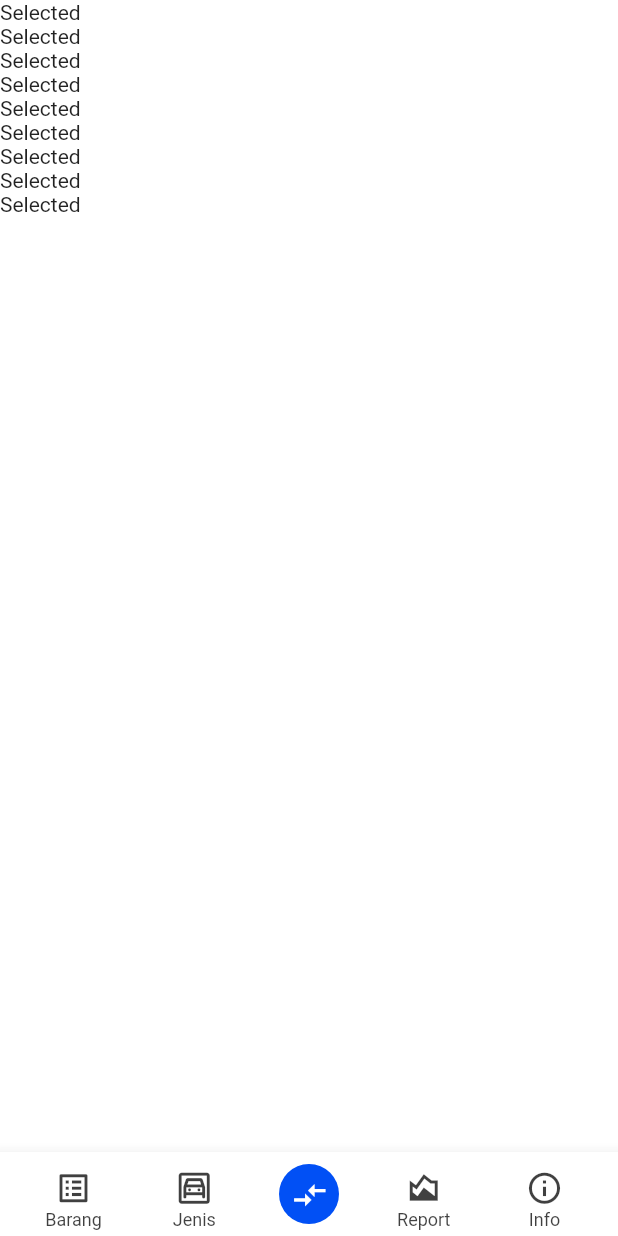
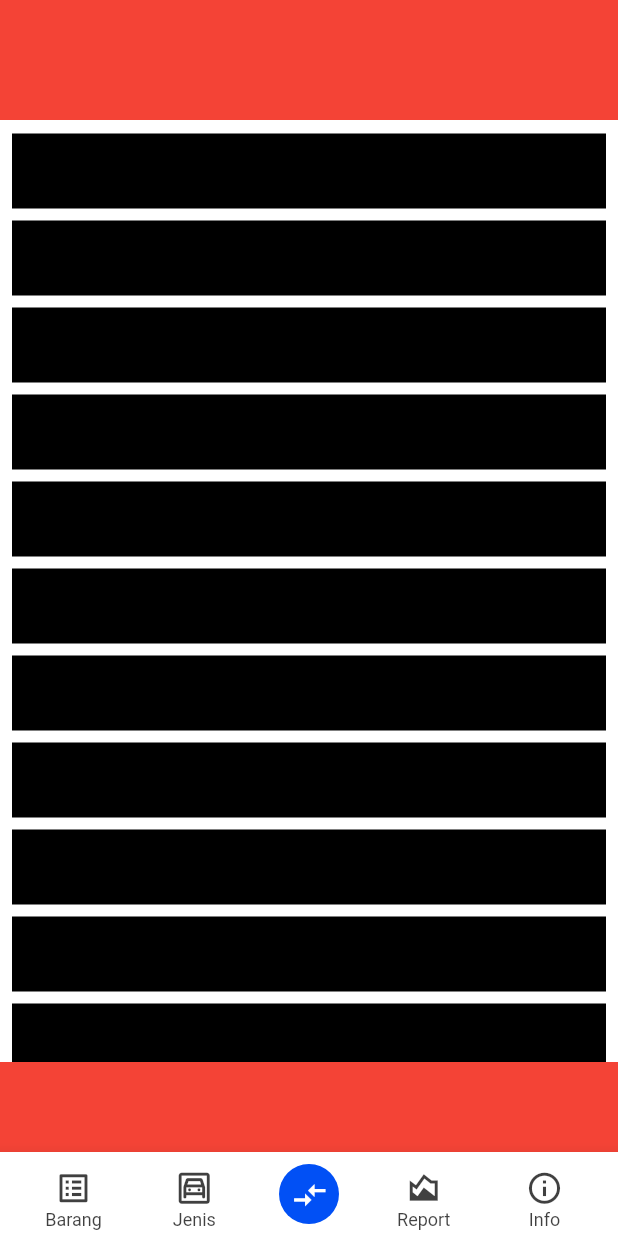
Before and after one commit to rizkijuliansyaham/mobile_test, a Flutter app: the screen it shows after launch, on a phone screen of 412 x 824 dp. Run offline on Flutter 3.47's test engine with Material 2 defaults, Android fonts, the phone set to English and light mode, and no system bars.

Commit message:
layouting transaksi page

```diff
--- a/lib/main.dart
+++ b/lib/main.dart
@@ -12,6 +12,7 @@ class MyApp extends StatelessWidget {
   @override
   Widget build(BuildContext context) {
     return MaterialApp(
+      debugShowCheckedModeBanner: false,
       title: 'Transaksi Apps',
       theme: ThemeData(),
       home: const HomePage(),
--- a/lib/pages/home_page.dart
+++ b/lib/pages/home_page.dart
@@ -6,6 +6,7 @@ import 'package:test_qtasnim/pages/barang_page.dart';
 import 'package:test_qtasnim/pages/info_page.dart';
 import 'package:test_qtasnim/pages/jenis_page.dart';
 import 'package:test_qtasnim/pages/report_page.dart';
+import 'package:test_qtasnim/pages/transaksi_page.dart';
 import 'package:test_qtasnim/widgets/bottom_bar.dart';
 
 class HomePage extends StatefulWidget {
@@ -30,19 +31,7 @@ class _HomePageState extends State<HomePage> {
             : _selectedIndex == 1
                 ? JenisPage()
                 : _selectedIndex == 2
-                    ? ListView(
-                        children: [
-                          Text("Selected"),
-                          Text("Selected"),
-                          Text("Selected"),
-                          Text("Selected"),
-                          Text("Selected"),
-                          Text("Selected"),
-                          Text("Selected"),
-                          Text("Selected"),
-                          Text("Selected"),
-                        ],
-                      )
+                    ? TransaksiPage()
                     : _selectedIndex == 3
                         ? ReportPage()
                         : _selectedIndex == 4
--- a/lib/pages/transaksi_page.dart
+++ b/lib/pages/transaksi_page.dart
@@ -0,0 +1,244 @@
+import 'package:flutter/material.dart';
+import 'package:flutter/src/foundation/key.dart';
+import 'package:flutter/src/widgets/framework.dart';
+
+class TransaksiPage extends StatefulWidget {
+  const TransaksiPage({Key? key}) : super(key: key);
+
+  @override
+  State<TransaksiPage> createState() => _TransaksiPageState();
+}
+
+class _TransaksiPageState extends State<TransaksiPage> {
+  @override
+  Widget build(BuildContext context) {
+    return Stack(
+      children: [
+        ListView(
+          physics: ClampingScrollPhysics(),
+          children: [
+            SizedBox(
+              height: 85,
+            ),
+            Padding(
+              padding: const EdgeInsets.only(
+                  left: 8.0, right: 8.0, top: 4, bottom: 4),
+              child: Container(
+                height: 50,
+                width: double.infinity,
+                color: Colors.black,
+              ),
+            ),
+            Padding(
+              padding: const EdgeInsets.only(
+                  left: 8.0, right: 8.0, top: 4, bottom: 4),
+              child: Container(
+                height: 50,
+                width: double.infinity,
+                color: Colors.black,
+              ),
+            ),
+            Padding(
+              padding: const EdgeInsets.only(
+                  left: 8.0, right: 8.0, top: 4, bottom: 4),
+              child: Container(
+                height: 50,
+                width: double.infinity,
+                color: Colors.black,
+              ),
+            ),
+            Padding(
+              padding: const EdgeInsets.only(
+                  left: 8.0, right: 8.0, top: 4, bottom: 4),
+              child: Container(
+                height: 50,
+                width: double.infinity,
+                color: Colors.black,
+              ),
+            ),
+            Padding(
+              padding: const EdgeInsets.only(
+                  left: 8.0, right: 8.0, top: 4, bottom: 4),
+              child: Container(
+                height: 50,
+                width: double.infinity,
+                color: Colors.black,
+              ),
+            ),
+            Padding(
+              padding: const EdgeInsets.only(
+                  left: 8.0, right: 8.0, top: 4, bottom: 4),
+              child: Container(
+                height: 50,
+                width: double.infinity,
+                color: Colors.black,
+              ),
+            ),
+            Padding(
+              padding: const EdgeInsets.only(
+                  left: 8.0, right: 8.0, top: 4, bottom: 4),
+              child: Container(
+                height: 50,
+                width: double.infinity,
+                color: Colors.black,
+              ),
+            ),
+            Padding(
+              padding: const EdgeInsets.only(
+                  left: 8.0, right: 8.0, top: 4, bottom: 4),
+              child: Container(
+                height: 50,
+                width: double.infinity,
+                color: Colors.black,
+              ),
+            ),
+            Padding(
+              padding: const EdgeInsets.only(
+                  left: 8.0, right: 8.0, top: 4, bottom: 4),
+              child: Container(
+                height: 50,
+                width: double.infinity,
+                color: Colors.black,
+              ),
+            ),
+            Padding(
+              padding: const EdgeInsets.only(
+                  left: 8.0, right: 8.0, top: 4, bottom: 4),
+              child: Container(
+                height: 50,
+                width: double.infinity,
+                color: Colors.black,
+              ),
+            ),
+            Padding(
+              padding: const EdgeInsets.only(
+                  left: 8.0, right: 8.0, top: 4, bottom: 4),
+              child: Container(
+                height: 50,
+                width: double.infinity,
+                color: Colors.black,
+              ),
+            ),
+            Padding(
+              padding: const EdgeInsets.only(
+                  left: 8.0, right: 8.0, top: 4, bottom: 4),
+              child: Container(
+                height: 50,
+                width: double.infinity,
+                color: Colors.black,
+              ),
+            ),
+            Padding(
+              padding: const EdgeInsets.only(
+                  left: 8.0, right: 8.0, top: 4, bottom: 4),
+              child: Container(
+                height: 50,
+                width: double.infinity,
+                color: Colors.black,
+              ),
+            ),
+            Padding(
+              padding: const EdgeInsets.only(
+                  left: 8.0, right: 8.0, top: 4, bottom: 4),
+              child: Container(
+                height: 50,
+                width: double.infinity,
+                color: Colors.black,
+              ),
+            ),
+            Padding(
+              padding: const EdgeInsets.only(
+                  left: 8.0, right: 8.0, top: 4, bottom: 4),
+              child: Container(
+                height: 50,
+                width: double.infinity,
+                color: Colors.black,
+              ),
+            ),
+            Padding(
+              padding: const EdgeInsets.only(
+                  left: 8.0, right: 8.0, top: 4, bottom: 4),
+              child: Container(
+                height: 50,
+                width: double.infinity,
+                color: Colors.black,
+              ),
+            ),
+            Padding(
+              padding: const EdgeInsets.only(
+                  left: 8.0, right: 8.0, top: 4, bottom: 4),
+              child: Container(
+                height: 50,
+                width: double.infinity,
+                color: Colors.black,
+              ),
+            ),
+            Padding(
+              padding: const EdgeInsets.only(
+                  left: 8.0, right: 8.0, top: 4, bottom: 4),
+              child: Container(
+                height: 50,
+                width: double.infinity,
+                color: Colors.black,
+              ),
+            ),
+            Padding(
+              padding: const EdgeInsets.only(
+                  left: 8.0, right: 8.0, top: 4, bottom: 4),
+              child: Container(
+                height: 50,
+                width: double.infinity,
+                color: Colors.black,
+              ),
+            ),
+            Padding(
+              padding: const EdgeInsets.only(
+                  left: 8.0, right: 8.0, top: 4, bottom: 4),
+              child: Container(
+                height: 50,
+                width: double.infinity,
+                color: Colors.black,
+              ),
+            ),
+            Padding(
+              padding: const EdgeInsets.only(
+                  left: 8.0, right: 8.0, top: 4, bottom: 4),
+              child: Container(
+                height: 50,
+                width: double.infinity,
+                color: Colors.black,
+              ),
+            ),
+            Padding(
+              padding: const EdgeInsets.only(
+                  left: 8.0, right: 8.0, top: 4, bottom: 4),
+              child: Container(
+                height: 50,
+                width: double.infinity,
+                color: Colors.black,
+              ),
+            ),
+            SizedBox(
+              height: 70,
+            ),
+          ],
+        ),
+        Positioned(
+          child: Container(
+            height: 80,
+            width: double.infinity,
+            color: Colors.red,
+          ),
+        ),
+        Align(
+          alignment: Alignment.bottomCenter,
+          child: Container(
+            height: 60,
+            width: double.infinity,
+            color: Colors.red,
+          ),
+        )
+      ],
+    );
+  }
+}
```
